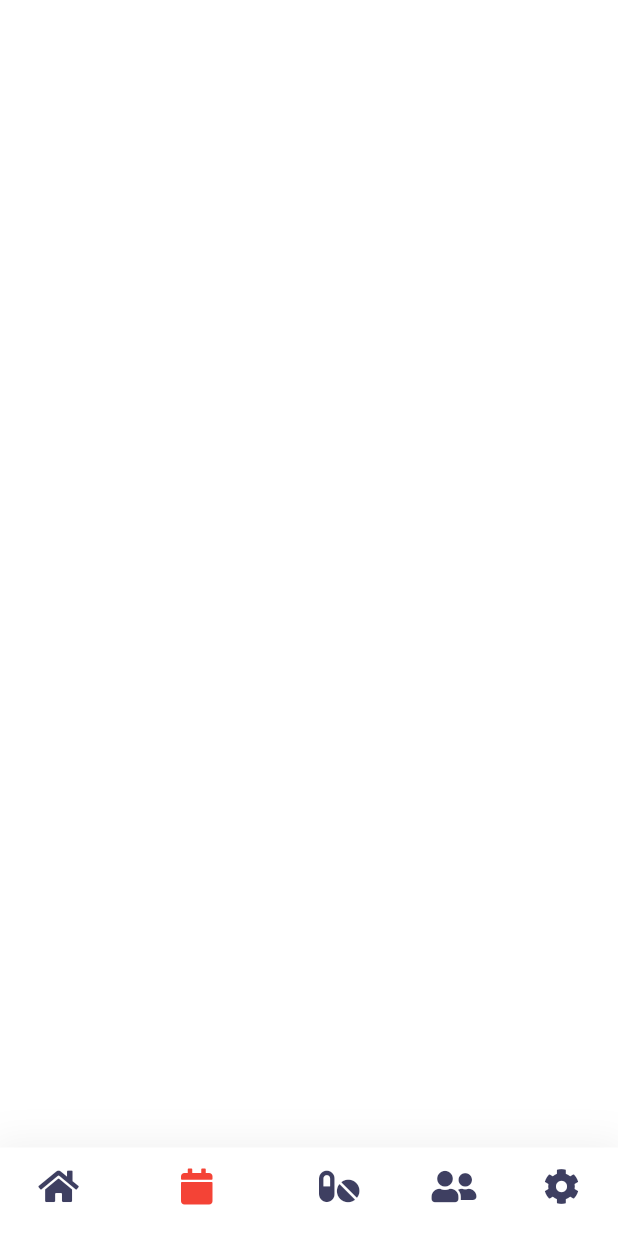
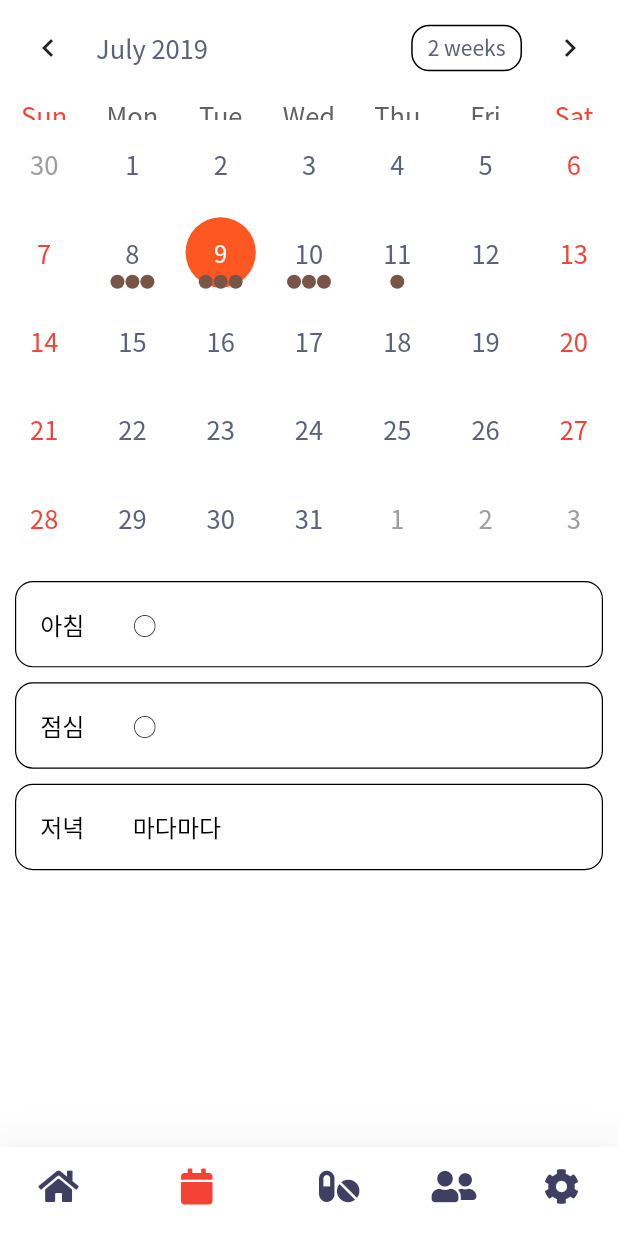
Before and after one commit to xeken/phillwhen, a Flutter app: the screen it shows after launch, item 2 of the bottom bar chosen, on a phone screen of 412 x 824 dp. Run offline on Flutter 3.47's test engine with Material 2 defaults, Android fonts, the phone set to English and light mode, and no system bars; drawn by our look-alikes of table_calendar; our stand-ins replace flutter_svg, font_awesome_flutter; network calls fail.

Commit message:
[UPDATE] Calendar 75%

```diff
--- a/lib/pages/Calendar.dart
+++ b/lib/pages/Calendar.dart
@@ -1,15 +1,5 @@
-import 'package:date_utils/date_utils.dart';
 import 'package:flutter/material.dart';
-import 'package:intl/date_symbol_data_local.dart';
 import 'package:table_calendar/table_calendar.dart';
-
-final Map<DateTime, List> _holidays = {
-  DateTime(2019, 1, 1): ['New Year\'s Day'],
-  DateTime(2019, 1, 6): ['Epiphany'],
-  DateTime(2019, 2, 14): ['Valentine\'s Day'],
-  DateTime(2019, 4, 21): ['Easter Sunday'],
-  DateTime(2019, 4, 22): ['Easter Monday'],
-};
 
 class Calendar extends StatefulWidget {
   @override
@@ -19,8 +9,107 @@ class Calendar extends StatefulWidget {
 class _CalendarState extends State<Calendar> {
   @override
   Widget build(BuildContext context) {
-    return Container(
+    return MyHomePage();
+  }
+}
 
+class MyHomePage extends StatefulWidget {
+  @override
+  _MyHomePageState createState() => _MyHomePageState();
+}
+
+class _MyHomePageState extends State<MyHomePage> with TickerProviderStateMixin {
+  DateTime _selectedDay;
+  Map<DateTime, List> _events;
+  Map<DateTime, List> _visibleEvents;
+  Map<DateTime, List> _visibleHolidays;
+  List _selectedEvents;
+
+  final Map<DateTime, List> _holidays = {
+    DateTime(2019, 7, 1): ['sad'],
+    DateTime(2019, 7, 11): ['sasdad'],
+    DateTime(2019, 7, 28): ['sad'],
+  };
+
+  @override
+  void initState() {
+    super.initState();
+    _selectedDay = DateTime.now();
+    _events = {
+      _selectedDay.subtract(Duration(days: 1)): [
+        '아침         ○',
+        '점심         ×',
+        '저녁         ○'
+      ],
+      // 어제
+      _selectedDay: ['아침         ○', '점심         ○', '저녁         마다마다'],
+      // 오늘 , 해상도 테스트는 안 해봤다만 마커표사는 한 날에 최대 4개인 것으로 판단
+      _selectedDay.add(Duration(days: 1)):
+          Set.from(['아침         마다마다', '점심         마다마다', '저녁         마다마다']).toList(),
+      //중복제거 방식
+      _selectedDay.add(Duration(days: 2)): ['쾌유빔'],
+      //일주일 후
+    };
+
+    _selectedEvents = _events[_selectedDay] ?? [];
+    _visibleEvents = _events;
+    _visibleHolidays = _holidays;
+  }
+
+  void _onDaySelected(DateTime day, List events) {
+    setState(() {
+      _selectedDay = day;
+      _selectedEvents = events;
+    });
+  }
+
+  @override
+  Widget build(BuildContext context) {
+    return Scaffold(
+      body: Column(
+        children: <Widget>[
+          _buildTableCalendar(),
+          const SizedBox(height: 8.0),
+          Expanded(child: _buildEventList()),
+        ],
+      ),
+    );
+  }
+
+  Widget _buildTableCalendar() {
+    return TableCalendar(
+      locale: 'en_US',
+      //변경 금지
+      events: _visibleEvents,
+      holidays: _visibleHolidays,
+      formatAnimation: FormatAnimation.scale,
+      startingDayOfWeek: StartingDayOfWeek.sunday,
+      availableGestures: AvailableGestures.all,
+      calendarStyle: CalendarStyle(
+        selectedColor: Colors.deepOrange,
+        todayColor: Color.fromARGB(200, 254, 154, 46),
+        markersColor: Colors.brown,
+      ),
+      onDaySelected: _onDaySelected,
+    );
+  }
+
+//하단 리스트 뷰
+  Widget _buildEventList() {
+    return ListView(
+      children: _selectedEvents
+          .map((event) => Container(
+                decoration: BoxDecoration(
+                  border: Border.all(width: 0.8),
+                  borderRadius: BorderRadius.circular(12.0),
+                ),
+                margin: const EdgeInsets.symmetric(horizontal: 10, vertical: 5),
+                child: ListTile(
+                  title: Text(event.toString()),
+                  onTap: () => print('$event'),
+                ),
+              ))
+          .toList(),
     );
   }
 }
```
